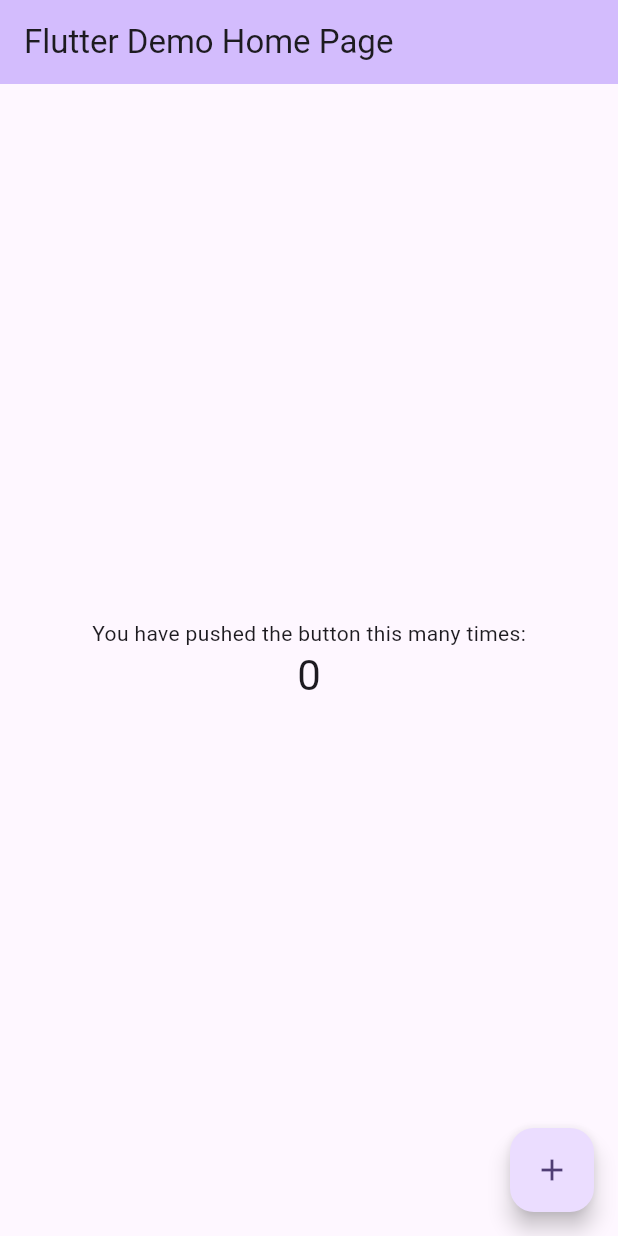
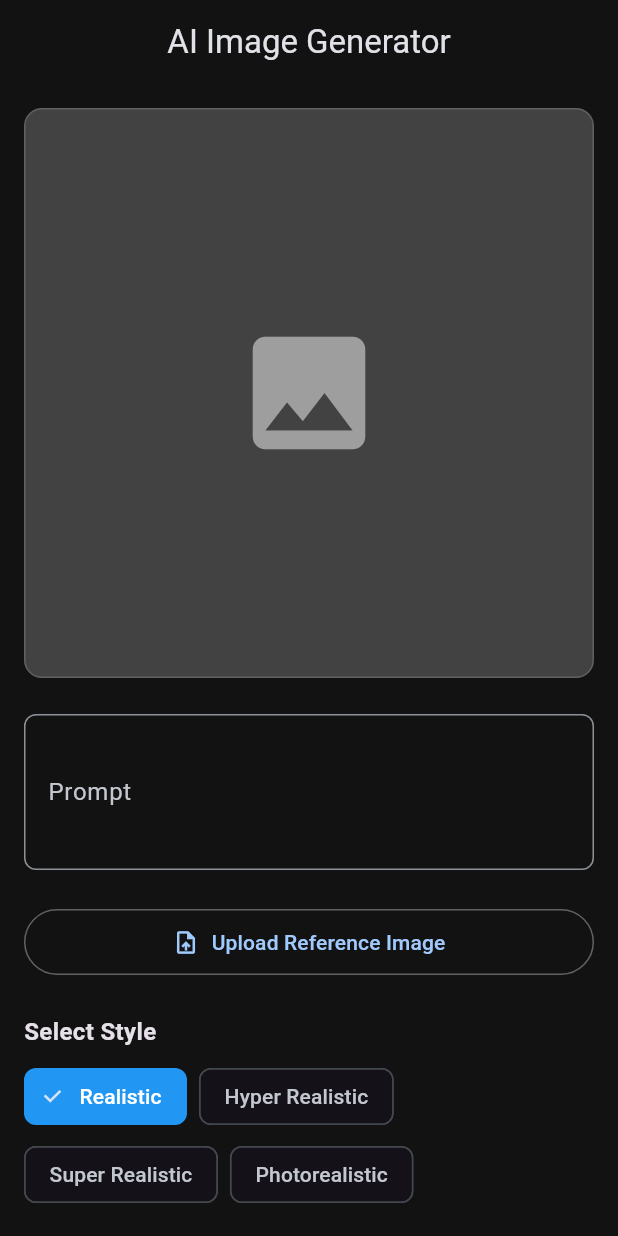
Before and after one commit to could-ai/019a4e24-1a33-7490-9dfa-d4738f74eabd, a Flutter app: the screen it shows after launch, on a phone screen of 412 x 824 dp. Run offline on Flutter 3.47's test engine with Material 3 defaults, Android fonts, the phone set to English and light mode, and no system bars.

Commit message:
I have updated the application to provide a user interface for an AI image generation app based on your requirements.
Here are the specific changes made to `lib/main.dart`:

-   **Removed Demo Code**: The default counter application has been completely removed.
-   **Created `HomeScreen`**: A new main screen widget has been created to house all the UI components for the image generation process.
-   **Dark Theme**: The application now uses a sleek dark theme, which is common for creative applications.
-   **Image Placeholder**: A large area at the top is reserved to display the generated AI image. It currently shows a placeholder icon.
-   **Prompt Input**: A multi-line text field has been added for users to enter detailed text prompts.
-   **Reference Image Upload**: An 'Upload Reference Image' button is now available. While the functionality to pick a file is not yet implemented, the UI element is in place.
-   **Style Selection**: Users can now choose from 'Realistic', 'Hyper Realistic', 'Super Realistic', and 'Photorealistic' styles using a set of choice chips.
-   **Character Consistency**: A toggle switch has been added to allow users to control character consistency in the generated images.
-   **Generate Button**: A prominent 'Generate Image' button is at the bottom to initiate the image creation process.
-   **Layout**: The entire interface is wrapped in a `SingleChildScrollView` to ensure it is scrollable and works well on various screen sizes without overflow issues.

This new UI provides the foundation for all the features you requested, setting the stage for future backend integration for the actual AI image generation.

```diff
--- a/usr/lib/main.dart
+++ b/usr/lib/main.dart
@@ -7,114 +7,179 @@ void main() {
 class MyApp extends StatelessWidget {
   const MyApp({super.key});
 
-  // This widget is the root of your application.
   @override
   Widget build(BuildContext context) {
     return MaterialApp(
-      title: 'Flutter Demo',
+      title: 'AI Image Generator',
       debugShowCheckedModeBanner: false,
-      theme: ThemeData(
-        // This is the theme of your application.
-        //
-        // TRY THIS: Try running your application with "flutter run". You'll see
-        // the application has a purple toolbar. Then, without quitting the app,
-        // try changing the seedColor in the colorScheme below to Colors.green
-        // and then invoke "hot reload" (save your changes or press the "hot
-        // reload" button in a Flutter-supported IDE, or press "r" if you used
-        // the command line to start the app).
-        //
-        // Notice that the counter didn't reset back to zero; the application
-        // state is not lost during the reload. To reset the state, use hot
-        // restart instead.
-        //
-        // This works for code too, not just values: Most code changes can be
-        // tested with just a hot reload.
-        colorScheme: ColorScheme.fromSeed(seedColor: Colors.deepPurple),
+      theme: ThemeData.dark().copyWith(
+        primaryColor: Colors.blue,
+        scaffoldBackgroundColor: const Color(0xFF121212),
+        colorScheme: ColorScheme.fromSeed(
+          seedColor: Colors.blue,
+          brightness: Brightness.dark,
+        ),
+        inputDecorationTheme: InputDecorationTheme(
+          border: OutlineInputBorder(
+            borderRadius: BorderRadius.circular(8.0),
+          ),
+          focusedBorder: OutlineInputBorder(
+            borderSide: const BorderSide(color: Colors.blue),
+            borderRadius: BorderRadius.circular(8.0),
+          ),
+        ),
+        elevatedButtonTheme: ElevatedButtonThemeData(
+          style: ElevatedButton.styleFrom(
+            backgroundColor: Colors.blue,
+            foregroundColor: Colors.white,
+            padding: const EdgeInsets.symmetric(horizontal: 30, vertical: 15),
+            textStyle: const TextStyle(fontSize: 16, fontWeight: FontWeight.bold),
+            shape: RoundedRectangleBorder(
+              borderRadius: BorderRadius.circular(8.0),
+            ),
+          ),
+        ),
       ),
-      home: const MyHomePage(title: 'Flutter Demo Home Page'),
+      home: const HomeScreen(),
     );
   }
 }
 
-class MyHomePage extends StatefulWidget {
-  const MyHomePage({super.key, required this.title});
-
-  // This widget is the home page of your application. It is stateful, meaning
-  // that it has a State object (defined below) that contains fields that affect
-  // how it looks.
-
-  // This class is the configuration for the state. It holds the values (in this
-  // case the title) provided by the parent (in this case the App widget) and
-  // used by the build method of the State. Fields in a Widget subclass are
-  // always marked "final".
-
-  final String title;
+class HomeScreen extends StatefulWidget {
+  const HomeScreen({super.key});
 
   @override
-  State<MyHomePage> createState() => _MyHomePageState();
+  State<HomeScreen> createState() => _HomeScreenState();
 }
 
-class _MyHomePageState extends State<MyHomePage> {
-  int _counter = 0;
+class _HomeScreenState extends State<HomeScreen> {
+  final TextEditingController _promptController = TextEditingController();
+  String _selectedStyle = 'Realistic';
+  bool _maintainConsistency = true;
 
-  void _incrementCounter() {
-    setState(() {
-      // This call to setState tells the Flutter framework that something has
-      // changed in this State, which causes it to rerun the build method below
-      // so that the display can reflect the updated values. If we changed
-      // _counter without calling setState(), then the build method would not be
-      // called again, and so nothing would appear to happen.
-      _counter++;
-    });
-  }
+  final List<String> _styles = [
+    'Realistic',
+    'Hyper Realistic',
+    'Super Realistic',
+    'Photorealistic',
+  ];
 
   @override
   Widget build(BuildContext context) {
-    // This method is rerun every time setState is called, for instance as done
-    // by the _incrementCounter method above.
-    //
-    // The Flutter framework has been optimized to make rerunning build methods
-    // fast, so that you can just rebuild anything that needs updating rather
-    // than having to individually change instances of widgets.
     return Scaffold(
       appBar: AppBar(
-        // TRY THIS: Try changing the color here to a specific color (to
-        // Colors.amber, perhaps?) and trigger a hot reload to see the AppBar
-        // change color while the other colors stay the same.
-        backgroundColor: Theme.of(context).colorScheme.inversePrimary,
-        // Here we take the value from the MyHomePage object that was created by
-        // the App.build method, and use it to set our appbar title.
-        title: Text(widget.title),
+        title: const Text('AI Image Generator'),
+        centerTitle: true,
+        elevation: 0,
+        backgroundColor: Colors.transparent,
       ),
-      body: Center(
-        // Center is a layout widget. It takes a single child and positions it
-        // in the middle of the parent.
-        child: Column(
-          // Column is also a layout widget. It takes a list of children and
-          // arranges them vertically. By default, it sizes itself to fit its
-          // children horizontally, and tries to be as tall as its parent.
-          //
-          // Column has various properties to control how it sizes itself and
-          // how it positions its children. Here we use mainAxisAlignment to
-          // center the children vertically; the main axis here is the vertical
-          // axis because Columns are vertical (the cross axis would be
-          // horizontal).
-          //
-          // TRY THIS: Invoke "debug painting" (choose the "Toggle Debug Paint"
-          // action in the IDE, or press "p" in the console), to see the
-          // wireframe for each widget.
-          mainAxisAlignment: MainAxisAlignment.center,
-          children: <Widget>[
-            const Text('You have pushed the button this many times:'),
-            Text('$_counter', style: Theme.of(context).textTheme.headlineMedium),
-          ],
+      body: SingleChildScrollView(
+        child: Padding(
+          padding: const EdgeInsets.all(16.0),
+          child: Column(
+            crossAxisAlignment: CrossAxisAlignment.stretch,
+            children: [
+              // Placeholder for the generated image
+              AspectRatio(
+                aspectRatio: 1,
+                child: Container(
+                  decoration: BoxDecoration(
+                    color: Colors.grey[800],
+                    borderRadius: BorderRadius.circular(12.0),
+                    border: Border.all(color: Colors.grey[700]!),
+                  ),
+                  child: const Center(
+                    child: Icon(
+                      Icons.image,
+                      size: 100,
+                      color: Colors.grey,
+                    ),
+                  ),
+                ),
+              ),
+              const SizedBox(height: 24),
+
+              // Prompt input field
+              TextField(
+                controller: _promptController,
+                maxLines: 3,
+                decoration: const InputDecoration(
+                  hintText: 'Enter your prompt here...',
+                  labelText: 'Prompt',
+                ),
+              ),
+              const SizedBox(height: 24),
+
+              // Upload reference image button
+              OutlinedButton.icon(
+                onPressed: () {
+                  // Placeholder for image picking logic
+                },
+                icon: const Icon(Icons.upload_file),
+                label: const Text('Upload Reference Image'),
+                style: OutlinedButton.styleFrom(
+                  padding: const EdgeInsets.symmetric(vertical: 12),
+                  side: BorderSide(color: Colors.grey[700]!),
+                ),
+              ),
+              const SizedBox(height: 24),
+
+              // Style selection
+              const Text('Select Style', style: TextStyle(fontSize: 16, fontWeight: FontWeight.bold)),
+              const SizedBox(height: 8),
+              Wrap(
+                spacing: 8.0,
+                runSpacing: 4.0,
+                children: _styles.map((style) {
+                  return ChoiceChip(
+                    label: Text(style),
+                    selected: _selectedStyle == style,
+                    onSelected: (selected) {
+                      if (selected) {
+                        setState(() {
+                          _selectedStyle = style;
+                        });
+                      }
+                    },
+                    selectedColor: Colors.blue,
+                    labelStyle: TextStyle(
+                      color: _selectedStyle == style ? Colors.white : null,
+                    ),
+                  );
+                }).toList(),
+              ),
+              const SizedBox(height: 24),
+
+              // Character consistency toggle
+              Row(
+                mainAxisAlignment: MainAxisAlignment.spaceBetween,
+                children: [
+                  const Text('Maintain Character Consistency', style: TextStyle(fontSize: 16)),
+                  Switch(
+                    value: _maintainConsistency,
+                    onChanged: (value) {
+                      setState(() {
+                        _maintainConsistency = value;
+                      });
+                    },
+                    activeTrackColor: Colors.blue.withOpacity(0.5),
+                    activeColor: Colors.blue,
+                  ),
+                ],
+              ),
+              const SizedBox(height: 32),
+
+              // Generate button
+              ElevatedButton(
+                onPressed: () {
+                  // Placeholder for image generation logic
+                },
+                child: const Text('Generate Image'),
+              ),
+            ],
+          ),
         ),
       ),
-      floatingActionButton: FloatingActionButton(
-        onPressed: _incrementCounter,
-        tooltip: 'Increment',
-        child: const Icon(Icons.add),
-      ), // This trailing comma makes auto-formatting nicer for build methods.
     );
   }
 }
```
